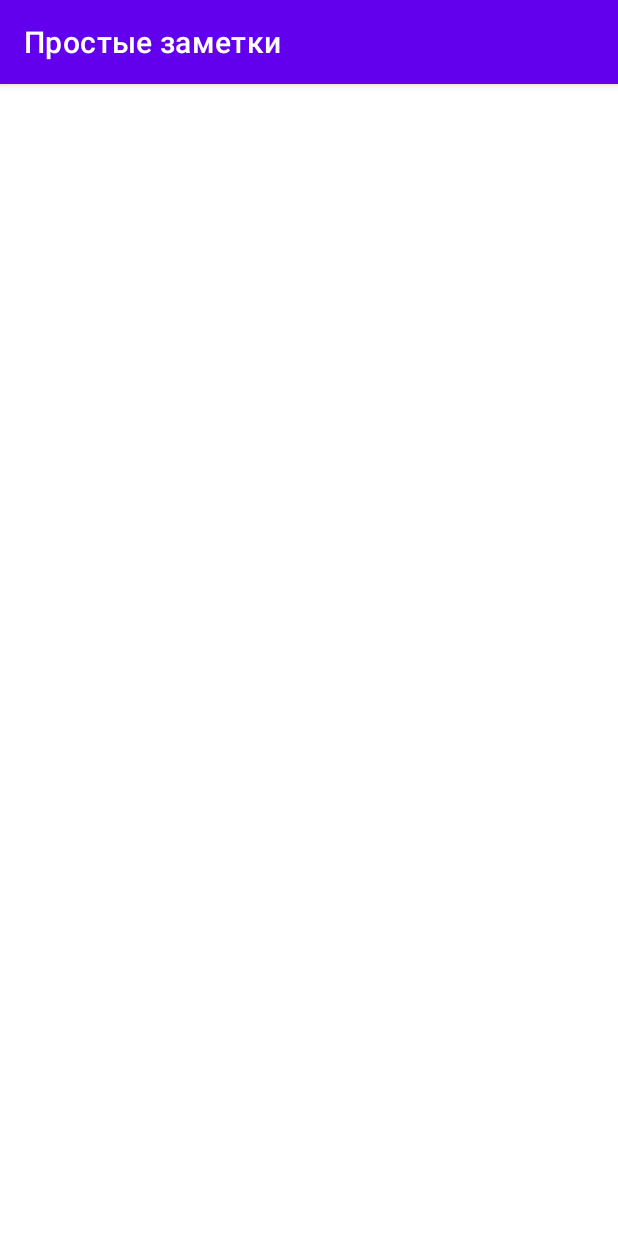
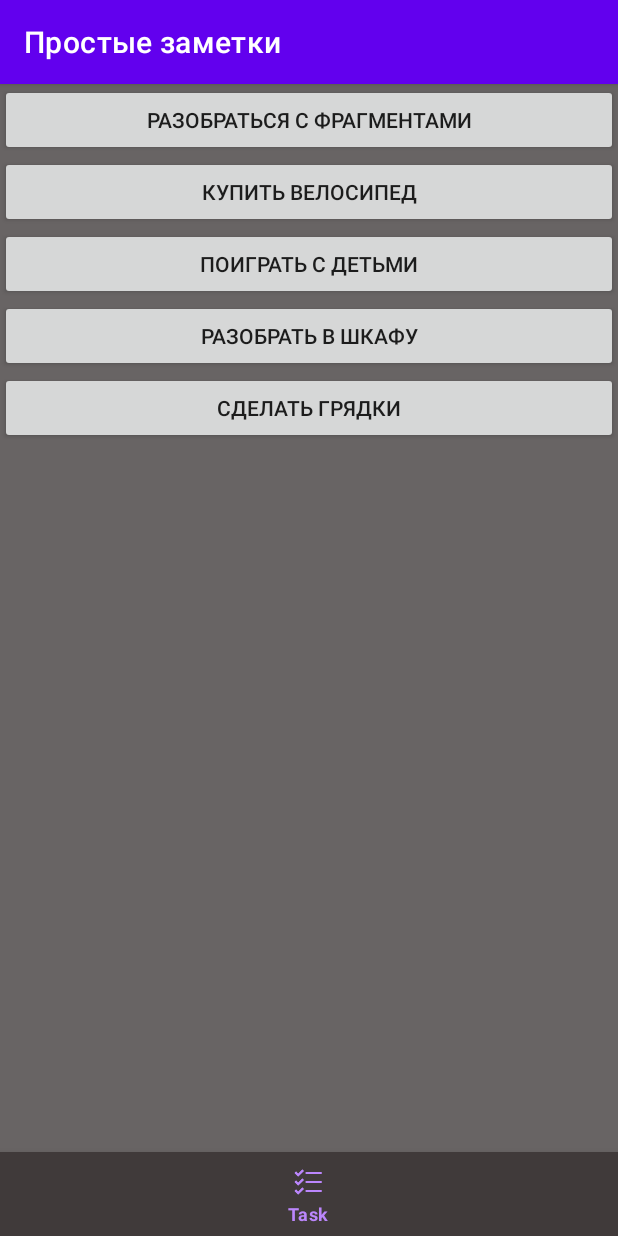
Before and after one commit to dreamyprogrammer135/SimpleNotesNew, an Android app: the screen it shows after launch (MainActivity), on a phone screen of 412 x 824 dp. Run offline under Robolectric (Android 15) with nearby library versions, the phone set to English and light mode, and no system bars.

Commit message:
build fragments in activity

```diff
--- a/app/src/main/java/com/dreamyprogrammer/simplenotes/ListNotesFragment.java
+++ b/app/src/main/java/com/dreamyprogrammer/simplenotes/ListNotesFragment.java
@@ -1,64 +1,64 @@
 package com.dreamyprogrammer.simplenotes;
 
 import android.os.Bundle;
-
-import androidx.fragment.app.Fragment;
-
 import android.view.LayoutInflater;
 import android.view.View;
 import android.view.ViewGroup;
+import android.widget.Button;
+import android.widget.LinearLayout;
 
-/**
- * A simple {@link Fragment} subclass.
- * Use the {@link ListNotesFragment#newInstance} factory method to
- * create an instance of this fragment.
- */
+import androidx.annotation.NonNull;
+import androidx.annotation.Nullable;
+import androidx.fragment.app.Fragment;
+
 public class ListNotesFragment extends Fragment {
-
-    // TODO: Rename parameter arguments, choose names that match
-    // the fragment initialization parameters, e.g. ARG_ITEM_NUMBER
-    private static final String ARG_PARAM1 = "param1";
-    private static final String ARG_PARAM2 = "param2";
-
-    // TODO: Rename and change types of parameters
-    private String mParam1;
-    private String mParam2;
-
-    public ListNotesFragment() {
-        // Required empty public constructor
-    }
-
-    /**
-     * Use this factory method to create a new instance of
-     * this fragment using the provided parameters.
-     *
-     * @param param1 Parameter 1.
-     * @param param2 Parameter 2.
-     * @return A new instance of fragment ListNotesFragment.
-     */
-    // TODO: Rename and change types and number of parameters
-    public static ListNotesFragment newInstance(String param1, String param2) {
-        ListNotesFragment fragment = new ListNotesFragment();
-        Bundle args = new Bundle();
-        args.putString(ARG_PARAM1, param1);
-        args.putString(ARG_PARAM2, param2);
-        fragment.setArguments(args);
-        return fragment;
-    }
-
-    @Override
-    public void onCreate(Bundle savedInstanceState) {
-        super.onCreate(savedInstanceState);
-        if (getArguments() != null) {
-            mParam1 = getArguments().getString(ARG_PARAM1);
-            mParam2 = getArguments().getString(ARG_PARAM2);
-        }
-    }
+    private final Task task1 = new Task("Разобраться с фрагментами");
+    private final Task task2 = new Task("Купить велосипед");
+    private final Task task3 = new Task("Поиграть с детьми");
+    private final Task task4 = new Task("Разобрать в шкафу");
+    private final Task task5 = new Task("Сделать грядки");
+    private LinearLayout linearList;
 
     @Override
     public View onCreateView(LayoutInflater inflater, ViewGroup container,
                              Bundle savedInstanceState) {
-        // Inflate the layout for this fragment
         return inflater.inflate(R.layout.fragment_list_notes, container, false);
+
+    }
+
+    @Override
+    public void onViewCreated(@NonNull View view, @Nullable Bundle savedInstanceState) {
+        super.onViewCreated(view, savedInstanceState);
+        findView(view);
+        setupView();
+    }
+
+    private void findView(View view) {
+        linearList = view.findViewById(R.id.linear_list);
+    }
+
+    private void setupView() {
+        setupRecyclerView();
+    }
+
+    private void setupRecyclerView() {
+        addTask(task1);
+        addTask(task2);
+        addTask(task3);
+        addTask(task4);
+        addTask(task5);
+
+    }
+
+    private void addTask(Task task) {
+        Button button = new Button(getContext());
+        button.setText(task.toString());
+        button.setOnClickListener(v -> ((Controller) getActivity()).openNotes(task));
+        linearList.addView(button);
+    }
+
+
+    interface Controller {
+        void openNotes(Task task);
     }
 }
--- a/app/src/main/java/com/dreamyprogrammer/simplenotes/MainActivity.java
+++ b/app/src/main/java/com/dreamyprogrammer/simplenotes/MainActivity.java
@@ -1,14 +1,36 @@
 package com.dreamyprogrammer.simplenotes;
+
+import android.os.Bundle;
 
 import androidx.appcompat.app.AppCompatActivity;
 
-import android.os.Bundle;
-
-public class MainActivity extends AppCompatActivity {
+public class MainActivity extends AppCompatActivity implements ListNotesFragment.Controller, EditListNoteFragment.Controller {
 
     @Override
     protected void onCreate(Bundle savedInstanceState) {
         super.onCreate(savedInstanceState);
         setContentView(R.layout.activity_main);
+
+        getSupportFragmentManager()
+                .beginTransaction()
+                .replace(R.id.container, new ListNotesFragment())
+                .commit();
+
     }
+
+    @Override
+    public void openNotes(Task task) {
+        getSupportFragmentManager()
+                .beginTransaction()
+                .replace(R.id.container, EditListNoteFragment.newInstance(task))
+                .addToBackStack(null)
+                .commit();
+    }
+
+    @Override
+    public void saveNotes(Task task) {
+        //todo Будет нужно когда инфу буду прокидывать в обе стороны.
+        // пока думаю что куда вообще будет прокидываться.
+    }
+
 }
--- a/app/src/main/java/com/dreamyprogrammer/simplenotes/Task.java
+++ b/app/src/main/java/com/dreamyprogrammer/simplenotes/Task.java
@@ -3,12 +3,22 @@ package com.dreamyprogrammer.simplenotes;
 import android.os.Parcel;
 import android.os.Parcelable;
 
-import java.util.Date;
+import androidx.annotation.NonNull;
 
 public class Task implements Parcelable {
+    public static final Creator<Task> CREATOR = new Creator<Task>() {
+        @Override
+        public Task createFromParcel(Parcel in) {
+            return new Task(in);
+        }
+
+        @Override
+        public Task[] newArray(int size) {
+            return new Task[size];
+        }
+    };
     private String id;
     private String name;
-    private Date createDate;
     private String note;
     private Integer delete;
 
@@ -23,17 +33,9 @@ public class Task implements Parcelable {
         }
     }
 
-    public static final Creator<Task> CREATOR = new Creator<Task>() {
-        @Override
-        public Task createFromParcel(Parcel in) {
-            return new Task(in);
-        }
-
-        @Override
-        public Task[] newArray(int size) {
-            return new Task[size];
-        }
-    };
+    public Task(String name) {
+        this.name = name;
+    }
 
     @Override
     public int describeContents() {
@@ -52,4 +54,10 @@ public class Task implements Parcelable {
             parcel.writeInt(delete);
         }
     }
+
+    @NonNull
+    @Override
+    public String toString() {
+        return name;
+    }
 }
--- a/app/src/main/res/layout/fragment_edit_note.xml
+++ b/app/src/main/res/layout/fragment_edit_note.xml
@@ -4,7 +4,6 @@
     android:layout_height="match_parent"
     android:background="@color/purple_200"
     android:orientation="vertical"
-
     tools:context=".EditListNoteFragment">
 
 
@@ -18,15 +17,15 @@
     <TextView
         android:id="@+id/text_view_date"
         android:gravity="center"
+        android:layout_margin="@dimen/default_margin"
         android:layout_width="match_parent"
-        android:layout_margin="@dimen/default_margin"
         android:layout_height="wrap_content"/>
 
     <Button
         android:id="@+id/save_button"
+        android:layout_margin="@dimen/default_margin"
         android:layout_width="match_parent"
         android:layout_height="wrap_content"
-        android:layout_margin="@dimen/default_margin"
         android:text="@string/save" />
 
 </LinearLayout>
--- a/app/src/main/res/layout/fragment_list_notes.xml
+++ b/app/src/main/res/layout/fragment_list_notes.xml
@@ -7,6 +7,17 @@
     android:background="#686464"
     tools:context=".ListNotesFragment">
 
+
+    <LinearLayout
+        android:id="@+id/linear_list"
+        android:layout_width="match_parent"
+        android:layout_height="match_parent"
+        app:layout_constraintTop_toTopOf="parent"
+        app:layout_constraintLeft_toLeftOf="parent"
+        app:layout_constraintRight_toRightOf="parent"
+        android:orientation="vertical"
+        app:layout_constraintBottom_toBottomOf="@+id/nav_view">
+    </LinearLayout>
 
     <com.google.android.material.bottomnavigation.BottomNavigationView
         android:id="@+id/nav_view"
--- a/app/src/main/res/menu/menu_main.xml
+++ b/app/src/main/res/menu/menu_main.xml
@@ -1,13 +1,13 @@
 <?xml version="1.0" encoding="utf-8"?>
 <menu xmlns:android="http://schemas.android.com/apk/res/android">
-    <item
+    <!--<item
         android:id="@+id/item_folder"
-        android:icon="@drawable/ic_sort_"
+        android:icon="@drawable/ic_folder"
         android:title="@string/folder" />
     <item
         android:id="@+id/item_list"
-        android:icon="@drawable/ic_folder"
-        android:title="@string/list" />
+        android:icon="@drawable/ic_sort_"
+        android:title="@string/list" />-->
     <item
         android:id="@+id/item_task"
         android:icon="@drawable/ic_list_task"
--- a/app/src/main/res/values/dimens.xml
+++ b/app/src/main/res/values/dimens.xml
@@ -1,4 +1,4 @@
 <?xml version="1.0" encoding="utf-8"?>
 <resources>
-    <dimen name="default_margin">16</dimen>
+    <dimen name="default_margin">16dp</dimen>
 </resources>
--- a/app/src/main/res/values/strings.xml
+++ b/app/src/main/res/values/strings.xml
@@ -6,4 +6,6 @@
     <string name="task">Task</string>
 
     <string name="save">Save</string>
+
+    <string name="error_implement_controller" translatable="false">Activity must implement ProfileListFragment.Controller</string>
 </resources>
```
Also changed, not shown: app/src/main/java/com/dreamyprogrammer/simplenotes/EditListNoteFragment.java (+65 -0 lines).
